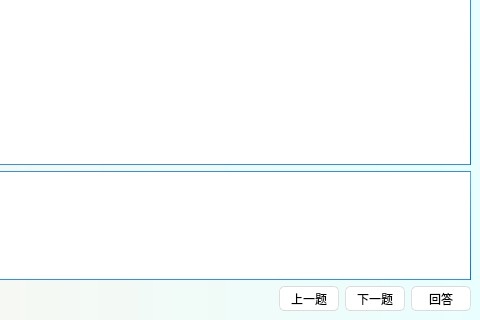
Qt form Student/builtin/LatexamWindow.ui (StarsetNight/Latexam) before a commit; both pictures show x 320 to 800 and y 180 to 500 of the 800 by 500 pixel window.
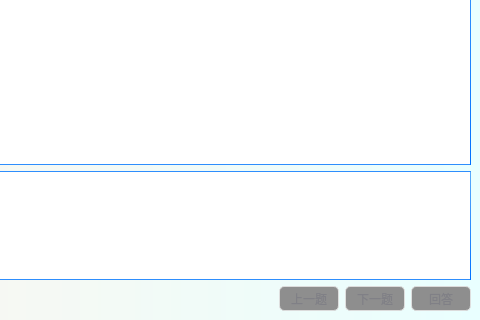
The same form after that commit. Icons and pictures are not drawn.

```diff
--- a/Student/builtin/LatexamWindow.ui
+++ b/Student/builtin/LatexamWindow.ui
@@ -716,6 +716,9 @@
             </item>
             <item>
              <widget class="QPushButton" name="button_previous">
+              <property name="enabled">
+               <bool>false</bool>
+              </property>
               <property name="minimumSize">
                <size>
                 <width>60</width>
@@ -735,6 +738,9 @@
             </item>
             <item>
              <widget class="QPushButton" name="button_next">
+              <property name="enabled">
+               <bool>false</bool>
+              </property>
               <property name="minimumSize">
                <size>
                 <width>60</width>
@@ -754,6 +760,9 @@
             </item>
             <item>
              <widget class="QPushButton" name="button_answer">
+              <property name="enabled">
+               <bool>false</bool>
+              </property>
               <property name="minimumSize">
                <size>
                 <width>60</width>
```
